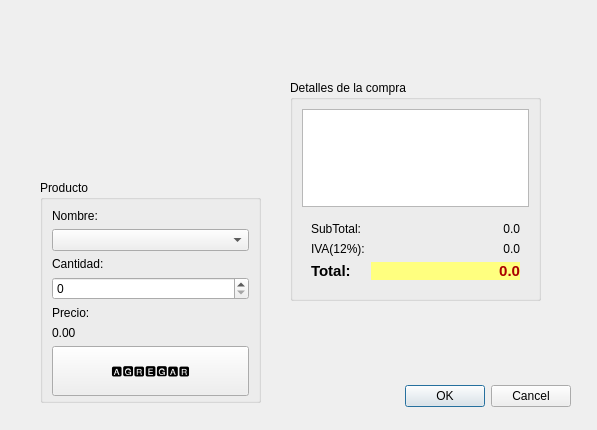
Qt form snacks.ui (DaniMena04/P60-Cine_Interfaz-) before a commit.
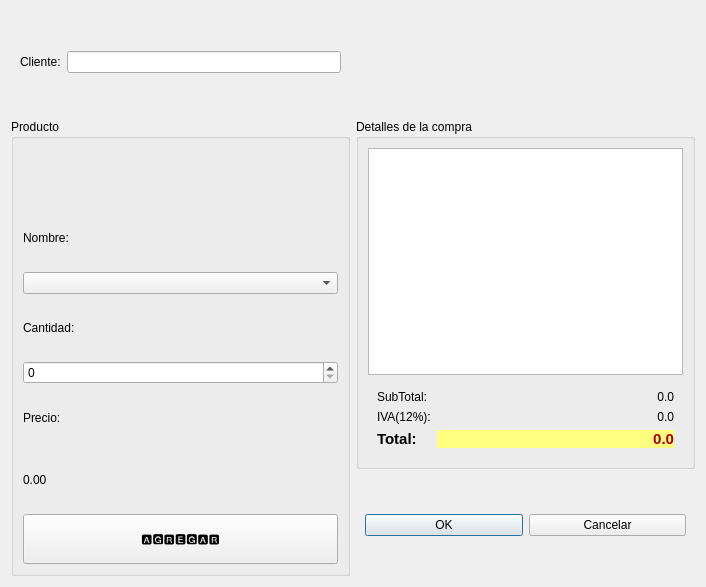
The same form after that commit. Icons and pictures are not drawn.

```diff
--- a/snacks.ui
+++ b/snacks.ui
@@ -6,129 +6,36 @@
    <rect>
     <x>0</x>
     <y>0</y>
-    <width>597</width>
-    <height>430</height>
+    <width>706</width>
+    <height>587</height>
    </rect>
   </property>
   <property name="windowTitle">
    <string>Dialog</string>
   </property>
-  <widget class="QDialogButtonBox" name="buttonBox">
-   <property name="geometry">
-    <rect>
-     <x>400</x>
-     <y>380</y>
-     <width>171</width>
-     <height>32</height>
-    </rect>
-   </property>
-   <property name="orientation">
-    <enum>Qt::Horizontal</enum>
-   </property>
-   <property name="standardButtons">
-    <set>QDialogButtonBox::Cancel|QDialogButtonBox::Ok</set>
-   </property>
-  </widget>
-  <widget class="QGroupBox" name="groupBox_2">
-   <property name="geometry">
-    <rect>
-     <x>40</x>
-     <y>180</y>
-     <width>221</width>
-     <height>223</height>
-    </rect>
-   </property>
-   <property name="title">
-    <string>Producto</string>
-   </property>
-   <layout class="QGridLayout" name="gridLayout">
-    <item row="0" column="0">
-     <widget class="QLabel" name="label_6">
+  <layout class="QGridLayout" name="gridLayout_2">
+   <item row="2" column="1">
+    <widget class="QWidget" name="widget_3" native="true">
+     <layout class="QHBoxLayout" name="horizontalLayout_2">
+      <item>
+       <widget class="QPushButton" name="btnOk">
       <property name="text">
-       <string>Nombre:</string>
+         <string>OK</string>
       </property>
      </widget>
     </item>
-    <item row="1" column="0">
-     <widget class="QComboBox" name="inProducto"/>
-    </item>
-    <item row="5" column="0">
-     <widget class="QLabel" name="outPrecio">
-      <property name="text">
-       <string>0.00</string>
-      </property>
-     </widget>
-    </item>
-    <item row="6" column="0">
-     <widget class="QPushButton" name="btnAgregar">
-      <property name="minimumSize">
-       <size>
-        <width>0</width>
-        <height>50</height>
-       </size>
-      </property>
-      <property name="maximumSize">
-       <size>
-        <width>16777215</width>
-        <height>16777215</height>
-       </size>
-      </property>
-      <property name="text">
-       <string>🅰🅶🆁🅴🅶🅰🆁</string>
-      </property>
-      <property name="icon">
-       <iconset>
-        <normaloff>:/Recursos/carrito-de-compras.png</normaloff>:/Recursos/carrito-de-compras.png</iconset>
-      </property>
-     </widget>
-    </item>
-    <item row="4" column="0">
-     <widget class="QLabel" name="label_8">
-      <property name="text">
-       <string>Precio:</string>
-      </property>
-     </widget>
-    </item>
-    <item row="3" column="0">
-     <widget class="QSpinBox" name="inCantidad"/>
-    </item>
-    <item row="2" column="0">
-     <widget class="QLabel" name="label_7">
-      <property name="text">
-       <string>Cantidad:</string>
-      </property>
-     </widget>
-    </item>
-   </layout>
-  </widget>
-  <widget class="QWidget" name="widget" native="true">
-   <property name="geometry">
-    <rect>
-     <x>40</x>
-     <y>10</y>
-     <width>221</width>
-     <height>171</height>
-    </rect>
-   </property>
-   <layout class="QVBoxLayout" name="verticalLayout">
     <item>
-     <widget class="QLabel" name="outImagen">
+       <widget class="QPushButton" name="btnCancelar">
       <property name="text">
-       <string/>
+         <string>Cancelar</string>
       </property>
      </widget>
     </item>
    </layout>
   </widget>
+   </item>
+   <item row="1" column="1">
   <widget class="QGroupBox" name="groupBox_3">
-   <property name="geometry">
-    <rect>
-     <x>290</x>
-     <y>80</y>
-     <width>251</width>
-     <height>221</height>
-    </rect>
-   </property>
    <property name="maximumSize">
     <size>
      <width>16777215</width>
@@ -203,7 +110,6 @@
          <property name="font">
           <font>
            <pointsize>11</pointsize>
-           <weight>75</weight>
            <bold>true</bold>
           </font>
          </property>
@@ -223,7 +129,6 @@
          <property name="font">
           <font>
            <pointsize>11</pointsize>
-           <weight>75</weight>
            <bold>true</bold>
           </font>
          </property>
@@ -244,6 +149,100 @@
     </item>
    </layout>
   </widget>
+   </item>
+   <item row="1" column="0" rowspan="2">
+    <widget class="QGroupBox" name="groupBox_2">
+     <property name="title">
+      <string>Producto</string>
+     </property>
+     <layout class="QGridLayout" name="gridLayout">
+      <item row="5" column="0">
+       <widget class="QLabel" name="label_8">
+        <property name="text">
+         <string>Precio:</string>
+        </property>
+       </widget>
+      </item>
+      <item row="0" column="0">
+       <widget class="QLabel" name="outImagen">
+        <property name="enabled">
+         <bool>false</bool>
+        </property>
+        <property name="text">
+         <string/>
+        </property>
+       </widget>
+      </item>
+      <item row="1" column="0">
+       <widget class="QLabel" name="label_6">
+        <property name="text">
+         <string>Nombre:</string>
+        </property>
+       </widget>
+      </item>
+      <item row="6" column="0">
+       <widget class="QLabel" name="outPrecio">
+        <property name="text">
+         <string>0.00</string>
+        </property>
+       </widget>
+      </item>
+      <item row="2" column="0">
+       <widget class="QComboBox" name="inProducto"/>
+      </item>
+      <item row="7" column="0">
+       <widget class="QPushButton" name="btnAgregar">
+        <property name="minimumSize">
+         <size>
+          <width>0</width>
+          <height>50</height>
+         </size>
+        </property>
+        <property name="maximumSize">
+         <size>
+          <width>16777215</width>
+          <height>16777215</height>
+         </size>
+        </property>
+        <property name="text">
+         <string>🅰🅶🆁🅴🅶🅰🆁</string>
+        </property>
+        <property name="icon">
+         <iconset>
+          <normaloff>:/Recursos/carrito-de-compras.png</normaloff>:/Recursos/carrito-de-compras.png</iconset>
+        </property>
+       </widget>
+      </item>
+      <item row="4" column="0">
+       <widget class="QSpinBox" name="inCantidad"/>
+      </item>
+      <item row="3" column="0">
+       <widget class="QLabel" name="label_7">
+        <property name="text">
+         <string>Cantidad:</string>
+        </property>
+       </widget>
+      </item>
+     </layout>
+    </widget>
+   </item>
+   <item row="0" column="0">
+    <widget class="QWidget" name="widget" native="true">
+     <layout class="QHBoxLayout" name="horizontalLayout">
+      <item>
+       <widget class="QLabel" name="label">
+        <property name="text">
+         <string>Cliente:</string>
+        </property>
+       </widget>
+      </item>
+      <item>
+       <widget class="QLineEdit" name="inCliente"/>
+      </item>
+     </layout>
+    </widget>
+   </item>
+  </layout>
  </widget>
  <resources/>
  <connections>
```
Left out of the diff: 35 changed lines with no effect on the pictures. Lines whose indentation alone changed are shown as unchanged.
